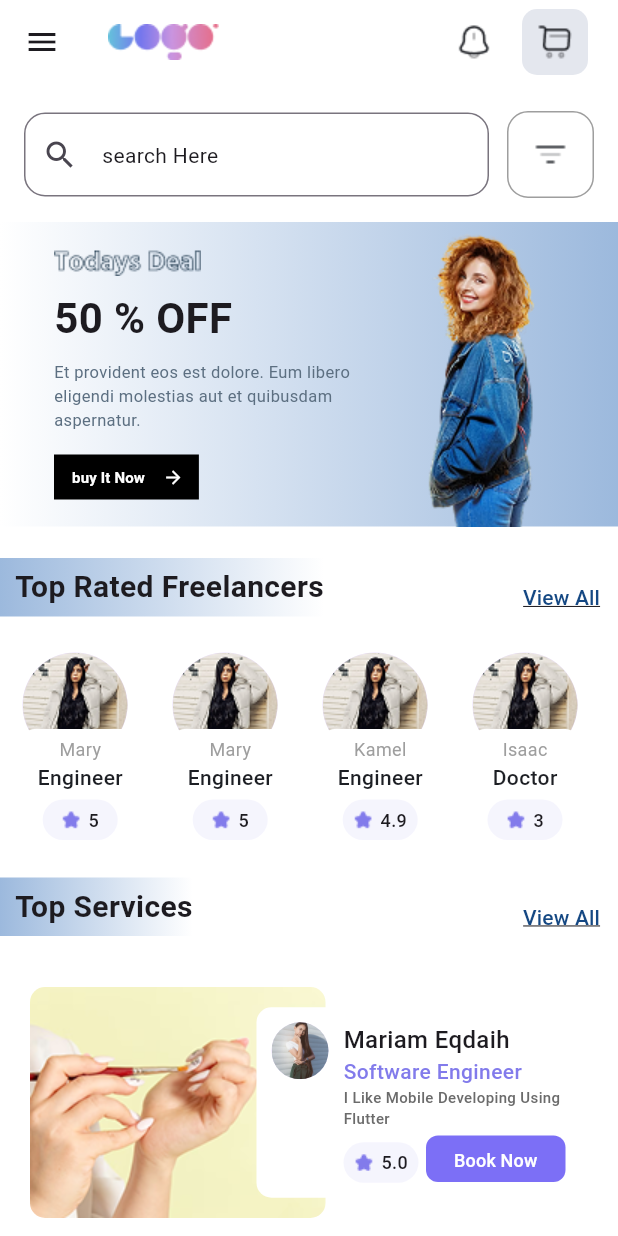
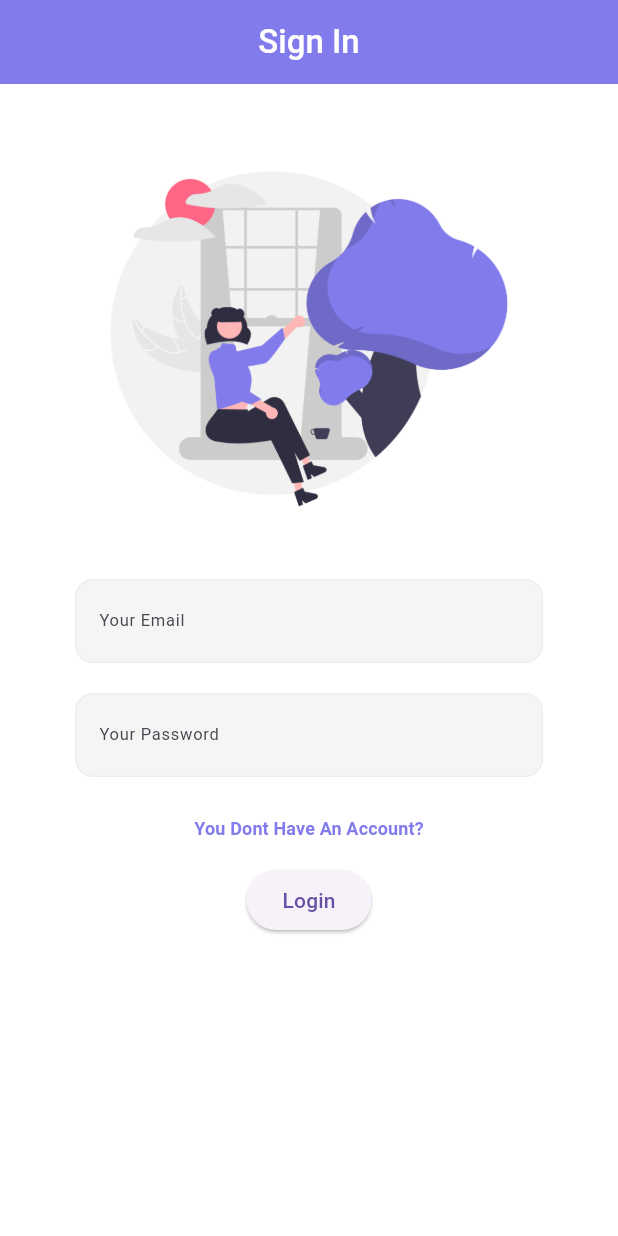
Before and after one commit to Mary-Eqdaih/Flutter-GSG, a Flutter app: the screen it shows after launch, on a phone screen of 412 x 824 dp. Run offline on Flutter 3.47's test engine with Material 3 defaults, Android fonts, the phone set to English and light mode, and no system bars; our stand-ins replace flutter_svg.

Commit message:
sign in and sign up screens

```diff
--- /dev/null
+++ b/lib/Routes/routes.dart
@@ -0,0 +1,10 @@
+
+
+ class Routes{
+  static const String signIn = "/signIn";
+  static const String home = "/home";
+  static const String signUp = "/signUp";
+
+
+
+ }
--- /dev/null
+++ b/lib/Widgets/CustomTextField.dart
@@ -0,0 +1,49 @@
+import 'package:flutter/material.dart';
+
+class CustomTextField extends StatelessWidget {
+  const CustomTextField({
+    super.key,
+     this.labelText,
+    this.isPassword=false,
+    required this.controller,
+    this.keyboardType,
+    this.validator
+
+  });
+  final String? labelText;
+  final bool isPassword;
+  final TextEditingController controller;
+  final TextInputType? keyboardType;
+  final String? Function(String?)? validator;
+
+  @override
+  Widget build(BuildContext context) {
+    return Padding(
+      padding: const EdgeInsets.symmetric(vertical: 10, horizontal: 30),
+      child: TextFormField(
+        validator: validator,
+
+        keyboardType: keyboardType,
+        controller: controller,
+        obscureText: isPassword,
+        decoration: InputDecoration(
+          filled: true,
+          fillColor:  Colors.grey.shade100,
+          labelStyle: TextStyle(fontSize: 11),
+          labelText: labelText,
+
+
+          focusedBorder: OutlineInputBorder(
+            borderSide: BorderSide(color: Color(0xff827BEB)),
+            borderRadius: BorderRadius.circular(12),
+          ),
+          enabledBorder: OutlineInputBorder(
+
+            borderSide: BorderSide(color: Colors.grey.shade200),
+            borderRadius: BorderRadius.circular(12),
+          ),
+        ),
+      ),
+    );
+  }
+}
--- a/lib/screen1.dart
+++ b/lib/home.dart
@@ -3,39 +3,39 @@ import 'package:flutter_gsg/Widgets/FreelancersWidget.dart';
 import 'package:flutter_gsg/Widgets/SectionWidget.dart';
 import 'package:flutter_gsg/Widgets/ServicesWidget.dart';
 
+import 'Routes/routes.dart';
 
 class Home extends StatelessWidget {
-  const Home({super.key});
-
+  const Home( {super.key, this.email});
+  final String? email;
   @override
   Widget build(BuildContext context) {
     return Scaffold(
       backgroundColor: Colors.white,
       appBar: AppBar(
         backgroundColor: Colors.white,
-        leading: Icon(Icons.menu),
+        // leading: IconButton(onPressed: (){Navigator.pop(context);}, icon: Icon(Icons.menu),),
         title: Image.asset("assets/logo.png"),
         actions: [
-          Image.asset("assets/bell.png"),
-          SizedBox(width: 20),
-          Container(
-            width: 44,
-            height: 44,
-            padding: EdgeInsets.all(10),
-            decoration: BoxDecoration(
-              borderRadius: BorderRadius.circular(10),
-              color: Color.fromRGBO(30, 54, 114, 0.12),
-              image: DecorationImage(
-                image: AssetImage("assets/shopping-cart.png"),
+          IconButton(onPressed: () {}, icon: Image.asset("assets/bell.png")),
+
+          IconButton(
+            onPressed: () {},
+            icon: Image.asset("assets/shopping-cart.png"),
           ),
+
+          IconButton(
+            onPressed: () {
+              Navigator.pushReplacementNamed(context, Routes.signIn);
+            },
+            icon: Icon(Icons.logout),
           ),
-          ),
-          SizedBox(width: 20),
         ],
       ),
       body: SingleChildScrollView(
         child: Column(
           children: [
+            Text("Hello ${email ?? 'guest '}"),
             Row(
               mainAxisAlignment: MainAxisAlignment.spaceBetween,
               children: [
@@ -47,6 +47,7 @@ class Home extends StatelessWidget {
                       bottom: 16,
                       left: 16,
                     ),
+
                     child: TextField(
                       decoration: InputDecoration(
                         prefixIcon: Icon(Icons.search),
@@ -197,7 +198,9 @@ class Home extends StatelessWidget {
               ),
             ),
             SectionWidget(title: "Top Services"),
-           Column(
+            Padding(
+              padding: const EdgeInsets.only(bottom: 20),
+              child: Column(
                 children: [
                   ServicesWidget(
                     jobTitle: "Software Engineer",
@@ -213,7 +216,7 @@ class Home extends StatelessWidget {
                     jobTitle: "Nurse",
                     bio: "I love Helping People",
                     name: "Huda Mustafa",
-                 rate: "3.9"
+                    rate: "3.9",
                   ),
 
                   ServicesWidget(
@@ -222,10 +225,12 @@ class Home extends StatelessWidget {
                     jobTitle: "Musician",
                     bio: "I like Music So Much",
                     name: "Basem Moh",
-                   rate: "4.0"
+                    rate: "4.0",
                   ),
                 ],
-           )
+              ),
+            ),
+            SectionWidget(title: "Best Bookings"),
 
           ],
         ),
--- /dev/null
+++ b/lib/sign_in.dart
@@ -0,0 +1,119 @@
+import 'package:flutter/material.dart';
+import 'package:flutter_gsg/Widgets/CustomTextField.dart';
+import 'package:flutter_gsg/sign_up.dart';
+import 'package:flutter_svg/flutter_svg.dart';
+import 'Routes/routes.dart';
+
+import 'home.dart';
+
+class SignIn extends StatelessWidget {
+  SignIn({super.key});
+  TextEditingController emailcont = TextEditingController();
+  TextEditingController passwordcont = TextEditingController();
+  final _formKey = GlobalKey<FormState>();
+  // final keyword let me know the type of the var using type inference
+  @override
+  Widget build(BuildContext context) {
+    return Scaffold(
+      backgroundColor: Colors.white,
+      appBar: AppBar(
+        title: Text(
+          "Sign In",
+          style: TextStyle(
+            color: Colors.white,
+            fontSize: 22,
+            fontWeight: FontWeight.w500,
+          ),
+        ),
+        centerTitle: true,
+        backgroundColor: Color(0xff827BEB),
+      ),
+      body: SingleChildScrollView(
+        child: Padding(
+          padding: const EdgeInsets.all(20),
+          child: Center(
+            child: Form(key: _formKey,
+              child: Column(
+                children: [
+                  Image.asset("assets/sign_in2.png", width: 300, height: 300),
+                  CustomTextField(
+                    labelText: "Your Email",
+                    controller: emailcont,
+                    validator: (email) {
+                      if (!email!.contains("@")) {
+                        return "Email Must Contain @";
+                      }
+                      if (!email.contains(".")) {
+                        return "Email Must Contain .";
+                      }
+                      return null;
+                    },
+                  ),
+                  CustomTextField(
+                    validator: (password) {
+                      if (password!.isEmpty) {
+                        return "You Must Fill This Field";
+                      }
+                      if (password.length <= 8) {
+                        return "Password Is Weak";
+                      }
+
+                      return null;
+                    },
+                    labelText: "Your Password",
+                    isPassword: true,
+                    controller: passwordcont,
+                    keyboardType: TextInputType.emailAddress,
+                  ),
+
+                  TextButton(
+                    child: Text(
+                      "You Dont Have An Account?",
+                      style: TextStyle(
+                        color: Color(0xff827BEB),
+                        fontSize: 12,
+                        fontWeight: FontWeight.bold,
+                      ),
+                    ),
+                    onPressed: () {
+                      Navigator.pushReplacementNamed(context, Routes.signUp);
+                    },
+                  ),
+
+                  ElevatedButton(
+                    onPressed: () {
+                      _login(context);
+                    },
+                    child: Text("Login"),
+                  ),
+                ],
+              ),
+            ),
+          ),
+        ),
+      ),
+    );
+  }
+
+  void _login(BuildContext context) {
+    if (_formKey.currentState!.validate()) {
+      Navigator.pushReplacement(
+        context,
+        MaterialPageRoute(builder: (context) => Home(email: emailcont.text)),
+      );
+    } else {
+      showSnackBar(context, "Enter Valid Credentials");
+    }
+  }
+}
+
+// High Level Function
+void showSnackBar(BuildContext context, String text) {
+  ScaffoldMessenger.of(context).showSnackBar(
+    SnackBar(
+      content: Text(text),
+      backgroundColor: Colors.red,
+      duration: Duration(milliseconds: 500),
+    ),
+  );
+}
--- a/pubspec.yaml
+++ b/pubspec.yaml
@@ -9,6 +9,7 @@ environment:
 dependencies:
   flutter:
     sdk: flutter
+  flutter_svg: ^2.0.9
 
 dev_dependencies:
   flutter_test:
```
Also changed, not shown: lib/main.dart (+15 -2 lines), lib/sign_up.dart (added, +153 -0 lines), assets/Output Screens/img.png (deleted), assets/Output Screens/screen1(2)output.png (deleted), assets/Output Screens/screen1output.png (deleted), assets/sign_in2.png (added), assets/sign_up2.png (added), pubspec.lock. Lines whose indentation alone changed are shown as unchanged.
